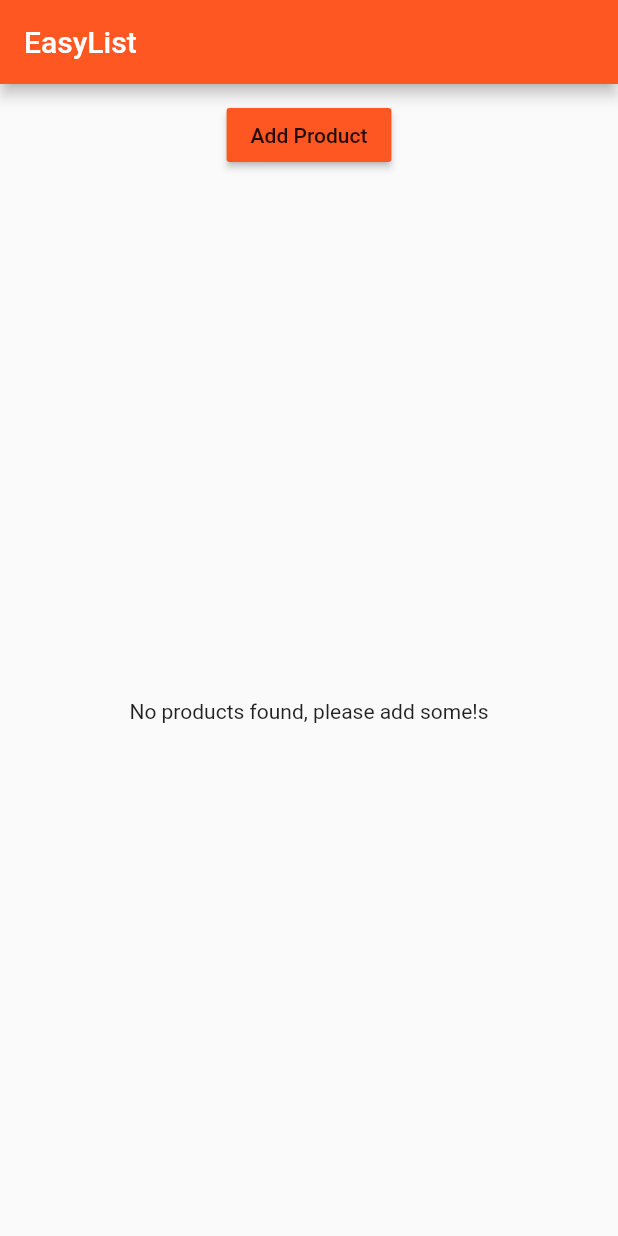
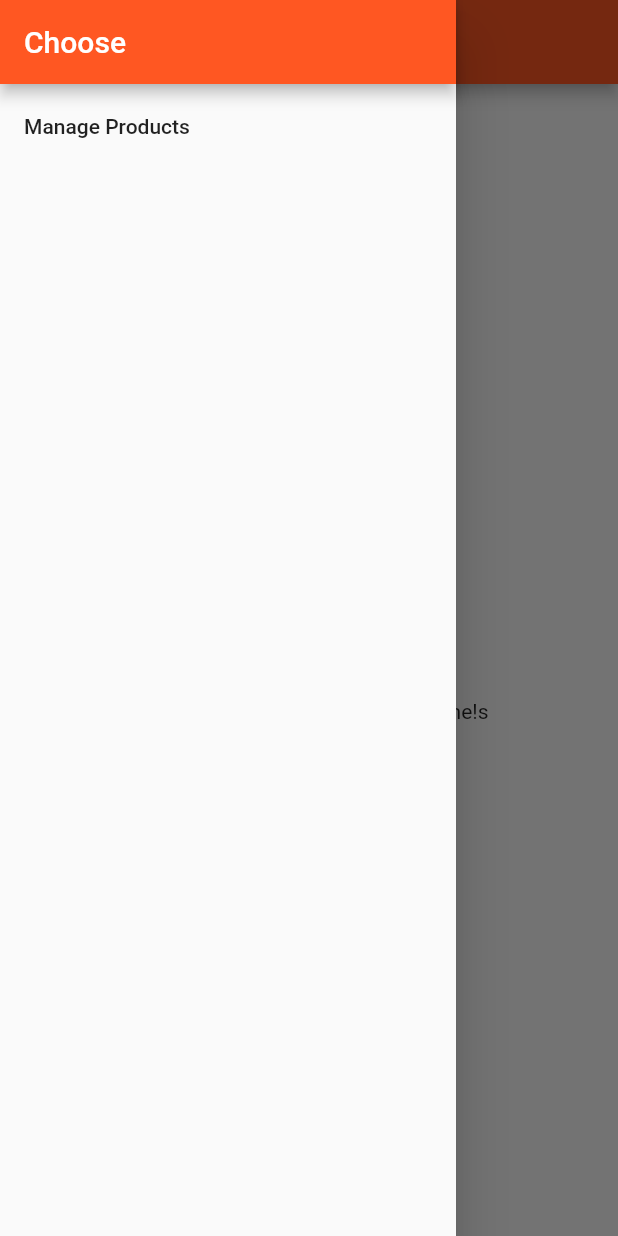
Before and after one commit to yukihirai0505/flutter-sample, a Flutter app: the ProductsPage screen opened directly, with the side drawer open (before the commit the screen has no drawer), on a phone screen of 412 x 824 dp. Run offline on Flutter 3.47's test engine with Material 2 defaults, Android fonts, the phone set to English and light mode, and no system bars.

Commit message:
Adding the Sidedrawer & the Hamburger Icon

```diff
--- a/lib/pages/products.dart
+++ b/lib/pages/products.dart
@@ -6,6 +6,20 @@ class ProductsPage extends StatelessWidget {
   @override
   Widget build(BuildContext context) {
     return Scaffold(
+      drawer: Drawer(
+        child: Column(
+          children: <Widget>[
+            AppBar(
+              automaticallyImplyLeading: false,
+              title: Text('Choose'),
+            ),
+            ListTile(
+              title: Text('Manage Products'),
+              onTap: () => {},
+            )
+          ],
+        ),
+      ),
       appBar: AppBar(
         title: Text('EasyList'),
       ),
```
